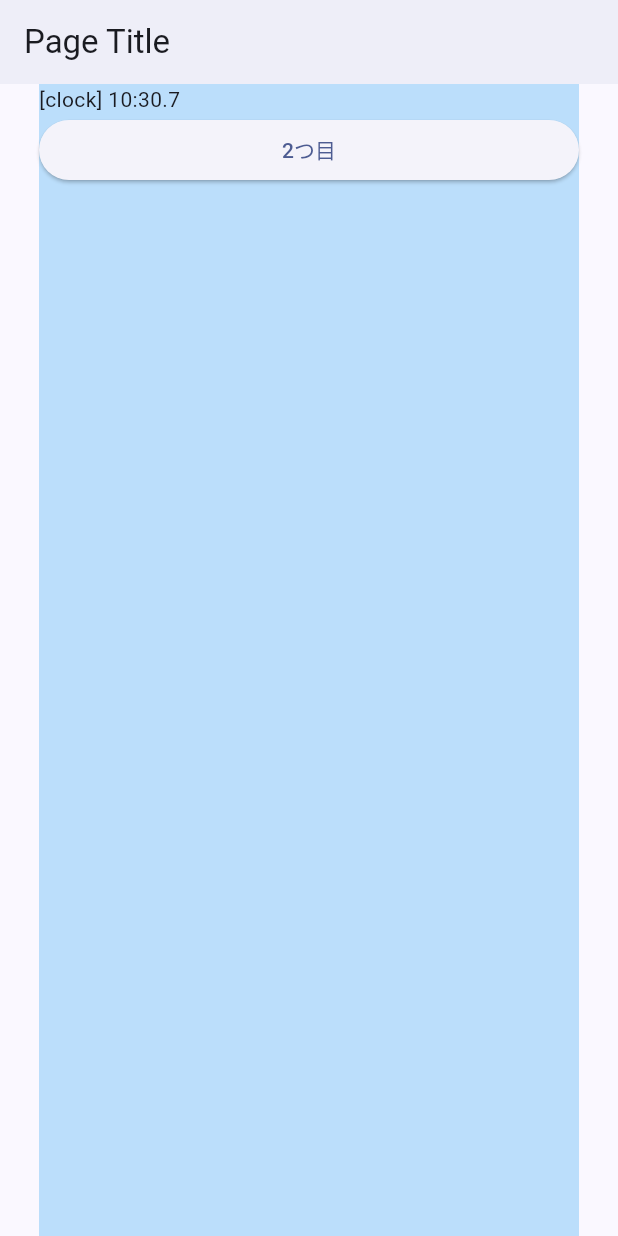
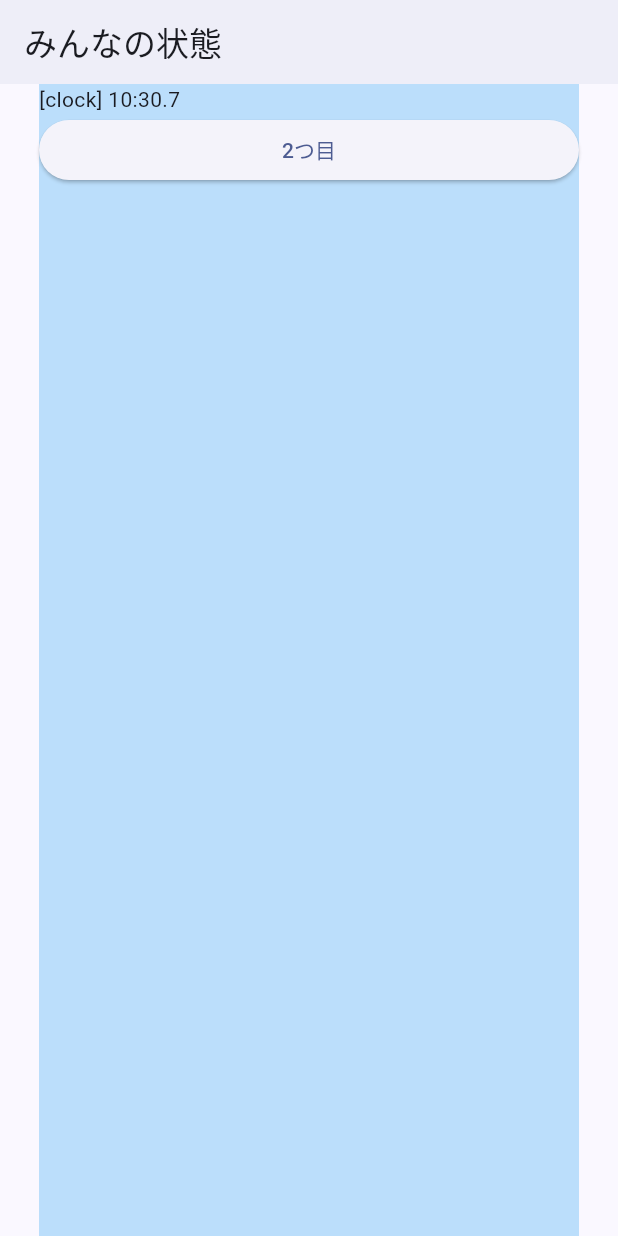
Before and after one commit to oha-Ohashi/wake_control, a Flutter app: the screen it shows after launch, on a phone screen of 412 x 824 dp. Run offline on Flutter 3.47's test engine with Material 3 defaults, Android fonts, the phone set to English and light mode, and no system bars; network calls fail.

Commit message:
fix: app title

```diff
--- a/lib/main.dart
+++ b/lib/main.dart
@@ -14,7 +14,7 @@ class MyApp extends StatelessWidget {
   @override
   Widget build(BuildContext context) {
     return MaterialApp(
-      title: 'Flutter Demo',
+      title: '起床/帰艦状況把握アプリ',
       theme: ThemeData(
         // This is the theme of your application.
         //
--- a/lib/people.dart
+++ b/lib/people.dart
@@ -99,7 +99,7 @@ class _PeopleState extends State<People> {
 
           automaticallyImplyLeading: false,
           title: Text(
-            'Page Title',
+            'みんなの状態',
           ),
           actions: [],
           centerTitle: false,
@@ -162,14 +162,6 @@ class _PeopleState extends State<People> {
                     _contents[i]
                   },
 
-                  for(int i = 0; i < _contents.length; i++) ... {
-                    _contents[i]
-                  },
-
-                  for(int i = 0; i < _contents.length; i++) ... {
-                    _contents[i]
-                  },
-
                   Text(_timeStamp),
 
                   ElevatedButton(
```
